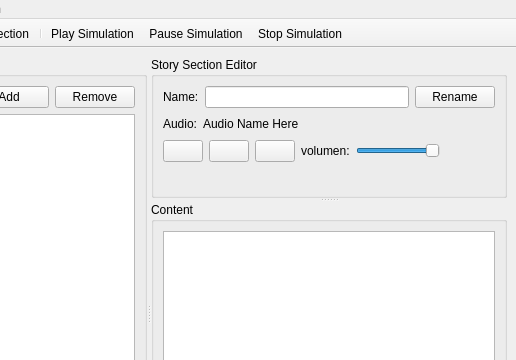
This is Cotorro/diaEditor.ui in hummingflight/cotorro-storytelling-audio-sync-tool as Qt 5 draws it before an edit; both pictures show x 159 to 675 and y 0 to 360 of the 675 by 600 pixel window. The edited form follows.
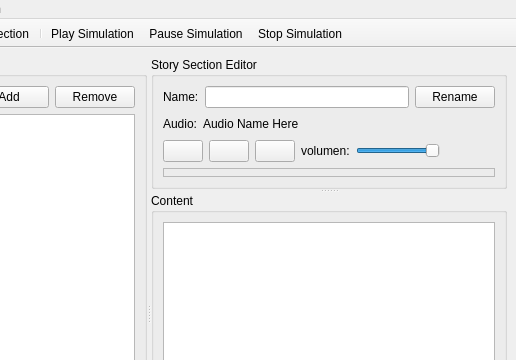
This is the edited form. Icons and pictures are not drawn.

```diff
--- a/Cotorro/diaEditor.ui
+++ b/Cotorro/diaEditor.ui
@@ -268,15 +268,18 @@
              </layout>
             </item>
             <item>
-             <widget class="QLabel" name="label">
+             <widget class="QFrame" name="frameStorySectionEditor">
               <property name="sizePolicy">
                <sizepolicy hsizetype="Expanding" vsizetype="Expanding">
                 <horstretch>0</horstretch>
                 <verstretch>0</verstretch>
                </sizepolicy>
               </property>
-              <property name="text">
-               <string>&lt;html&gt;&lt;head/&gt;&lt;body&gt;&lt;p align=&quot;center&quot;&gt;&lt;img src=&quot;:/images/assets/images/cotorro_banner.png&quot;/&gt;&lt;/p&gt;&lt;/body&gt;&lt;/html&gt;</string>
+              <property name="frameShape">
+               <enum>QFrame::StyledPanel</enum>
+              </property>
+              <property name="frameShadow">
+               <enum>QFrame::Raised</enum>
               </property>
              </widget>
             </item>
```
